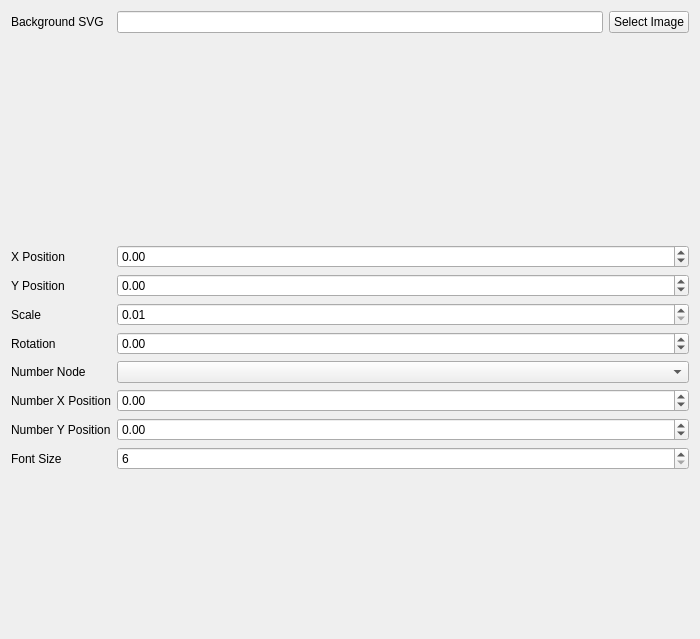
First picture: the form in linuxnano/views/DeviceIconEditor.ui, repository wrightsh/LinuxNano, before the edit.
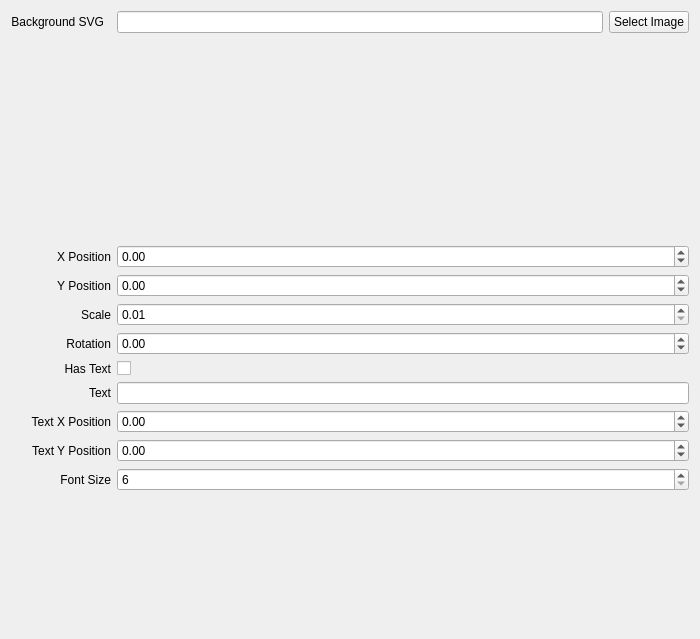
Second picture: the form after the edit. Custom widgets are drawn as their Qt base class.

Commit message: changing the devices from a state table to a behavior tree

```diff
--- a/linuxnano/views/DeviceIconEditor.ui
+++ b/linuxnano/views/DeviceIconEditor.ui
@@ -30,6 +30,9 @@
        <property name="text">
         <string>Background SVG</string>
        </property>
+       <property name="alignment">
+        <set>Qt::AlignRight|Qt::AlignTrailing|Qt::AlignVCenter</set>
+       </property>
       </widget>
      </item>
      <item row="0" column="1">
@@ -108,13 +111,16 @@
       <widget class="QLabel" name="label_4">
        <property name="minimumSize">
         <size>
-         <width>75</width>
+         <width>100</width>
          <height>0</height>
         </size>
        </property>
        <property name="text">
         <string>X Position</string>
        </property>
+       <property name="alignment">
+        <set>Qt::AlignRight|Qt::AlignTrailing|Qt::AlignVCenter</set>
+       </property>
       </widget>
      </item>
      <item row="2" column="1">
@@ -131,13 +137,16 @@
       <widget class="QLabel" name="label_5">
        <property name="minimumSize">
         <size>
-         <width>75</width>
+         <width>100</width>
          <height>0</height>
         </size>
        </property>
        <property name="text">
         <string>Y Position</string>
        </property>
+       <property name="alignment">
+        <set>Qt::AlignRight|Qt::AlignTrailing|Qt::AlignVCenter</set>
+       </property>
       </widget>
      </item>
      <item row="3" column="1">
@@ -154,13 +163,16 @@
       <widget class="QLabel" name="label_6">
        <property name="minimumSize">
         <size>
-         <width>75</width>
+         <width>100</width>
          <height>0</height>
         </size>
        </property>
        <property name="text">
         <string>Scale</string>
        </property>
+       <property name="alignment">
+        <set>Qt::AlignRight|Qt::AlignTrailing|Qt::AlignVCenter</set>
+       </property>
       </widget>
      </item>
      <item row="4" column="1">
@@ -177,13 +189,16 @@
       <widget class="QLabel" name="label_7">
        <property name="minimumSize">
         <size>
-         <width>75</width>
+         <width>100</width>
          <height>0</height>
         </size>
        </property>
        <property name="text">
         <string>Rotation</string>
        </property>
+       <property name="alignment">
+        <set>Qt::AlignRight|Qt::AlignTrailing|Qt::AlignVCenter</set>
+       </property>
       </widget>
      </item>
      <item row="5" column="1">
@@ -200,51 +215,38 @@
       <widget class="QLabel" name="label_11">
        <property name="minimumSize">
         <size>
-         <width>75</width>
+         <width>100</width>
          <height>0</height>
         </size>
        </property>
        <property name="text">
-        <string>Number Node</string>
+        <string>Has Text</string>
+       </property>
+       <property name="alignment">
+        <set>Qt::AlignRight|Qt::AlignTrailing|Qt::AlignVCenter</set>
        </property>
       </widget>
      </item>
      <item row="6" column="1">
-      <widget class="QComboBox" name="ui_icon_node_list"/>
-     </item>
-     <item row="7" column="0">
-      <widget class="QLabel" name="label_8">
-       <property name="minimumSize">
-        <size>
-         <width>75</width>
-         <height>0</height>
-        </size>
-       </property>
+      <widget class="QCheckBox" name="ui_has_text">
        <property name="text">
-        <string>Number X Position</string>
-       </property>
-      </widget>
-     </item>
-     <item row="7" column="1">
-      <widget class="QDoubleSpinBox" name="ui_number_x">
-       <property name="minimum">
-        <double>-250.000000000000000</double>
-       </property>
-       <property name="maximum">
-        <double>250.000000000000000</double>
+        <string/>
        </property>
       </widget>
      </item>
      <item row="8" column="0">
-      <widget class="QLabel" name="label_9">
+      <widget class="QLabel" name="label_8">
        <property name="minimumSize">
         <size>
-         <width>75</width>
+         <width>100</width>
          <height>0</height>
         </size>
        </property>
        <property name="text">
-        <string>Number Y Position</string>
+        <string>Text X Position</string>
+       </property>
+       <property name="alignment">
+        <set>Qt::AlignRight|Qt::AlignTrailing|Qt::AlignVCenter</set>
        </property>
       </widget>
      </item>
@@ -259,20 +261,49 @@
       </widget>
      </item>
      <item row="9" column="0">
+      <widget class="QLabel" name="label_9">
+       <property name="minimumSize">
+        <size>
+         <width>100</width>
+         <height>0</height>
+        </size>
+       </property>
+       <property name="text">
+        <string>Text Y Position</string>
+       </property>
+       <property name="alignment">
+        <set>Qt::AlignRight|Qt::AlignTrailing|Qt::AlignVCenter</set>
+       </property>
+      </widget>
+     </item>
+     <item row="9" column="1">
+      <widget class="QDoubleSpinBox" name="ui_text_y">
+       <property name="minimum">
+        <double>-250.000000000000000</double>
+       </property>
+       <property name="maximum">
+        <double>250.000000000000000</double>
+       </property>
+      </widget>
+     </item>
+     <item row="10" column="0">
       <widget class="QLabel" name="label_10">
        <property name="minimumSize">
         <size>
-         <width>75</width>
+         <width>100</width>
          <height>0</height>
         </size>
        </property>
        <property name="text">
         <string>Font Size</string>
        </property>
+       <property name="alignment">
+        <set>Qt::AlignRight|Qt::AlignTrailing|Qt::AlignVCenter</set>
+       </property>
       </widget>
      </item>
-     <item row="9" column="1">
-      <widget class="QSpinBox" name="ui_number_font_size">
+     <item row="10" column="1">
+      <widget class="QSpinBox" name="ui_font_size">
        <property name="minimum">
         <number>6</number>
        </property>
@@ -281,6 +312,25 @@
        </property>
       </widget>
      </item>
+     <item row="7" column="0">
+      <widget class="QLabel" name="label_2">
+       <property name="minimumSize">
+        <size>
+         <width>100</width>
+         <height>0</height>
+        </size>
+       </property>
+       <property name="text">
+        <string>Text</string>
+       </property>
+       <property name="alignment">
+        <set>Qt::AlignRight|Qt::AlignTrailing|Qt::AlignVCenter</set>
+       </property>
+      </widget>
+     </item>
+     <item row="7" column="1">
+      <widget class="QLineEdit" name="ui_text"/>
+     </item>
     </layout>
    </item>
   </layout>
```
Left out of the diff: 2 changed lines with no effect on the pictures. The commit also changes 22 other files.
